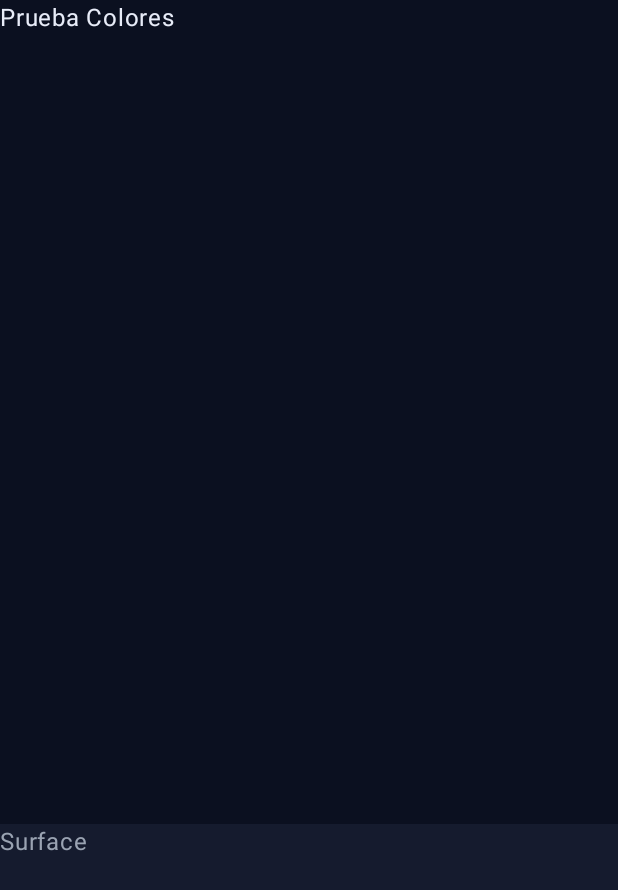
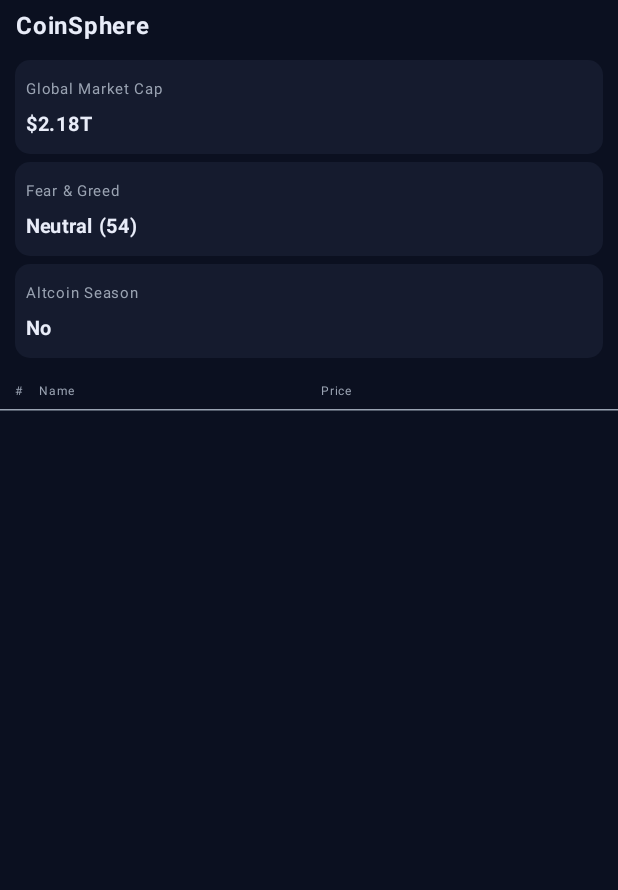
Before and after one commit to jaaaaaaaaasiel/CMorrisonCoinSphere, an Android app built with Jetpack Compose: the screen it shows after launch (MainActivity), on a phone screen of 412 x 824 dp. Shown: the top 890 px of the screen. Run offline under Robolectric (Android 15) with nearby library versions, the phone set to English and light mode, and no system bars.

Commit message:
Creación de TopCards

```diff
--- a/app/src/main/java/com/example/coinspheremorrison/MainActivity.kt
+++ b/app/src/main/java/com/example/coinspheremorrison/MainActivity.kt
@@ -6,19 +6,22 @@ import androidx.activity.compose.setContent
 import androidx.activity.enableEdgeToEdge
 import androidx.compose.foundation.background
 import androidx.compose.foundation.layout.Column
-import androidx.compose.foundation.layout.PaddingValues
-import androidx.compose.foundation.layout.Row
 import androidx.compose.foundation.layout.fillMaxSize
-import androidx.compose.foundation.layout.fillMaxWidth
+import androidx.compose.foundation.layout.padding
+import androidx.compose.material3.Divider
+import androidx.compose.material3.HorizontalDivider
 import androidx.compose.material3.Scaffold
 import androidx.compose.material3.Text
 import androidx.compose.runtime.Composable
 import androidx.compose.ui.Modifier
+import androidx.compose.ui.text.font.FontWeight
 import androidx.compose.ui.tooling.preview.Preview
 import androidx.compose.ui.unit.dp
+import androidx.compose.ui.unit.sp
+import com.example.coinspheremorrison.components.TableTitle
+import com.example.coinspheremorrison.components.TopCard
 import com.example.coinspheremorrison.ui.theme.Background
 import com.example.coinspheremorrison.ui.theme.CoinSphereMorrisonTheme
-import com.example.coinspheremorrison.ui.theme.Surface
 import com.example.coinspheremorrison.ui.theme.TextDim
 import com.example.coinspheremorrison.ui.theme.TextMain
 
@@ -29,7 +32,7 @@ class MainActivity : ComponentActivity() {
         setContent {
             CoinSphereMorrisonTheme {
                 Scaffold(modifier = Modifier.fillMaxSize()) { innerPadding ->
-                    Greeting(innerPadding)
+                    HomeScreen()
                 }
             }
         }
@@ -37,32 +40,35 @@ class MainActivity : ComponentActivity() {
 }
 
 @Composable
-fun Greeting(innerpadding: PaddingValues) {
-    Column (modifier = Modifier
+fun HomeScreen(){
+    Column(modifier = Modifier
+        .fillMaxSize()
         .background(Background)
-        .fillMaxSize()
     ) {
-        Text(
-            text = "Prueba Colores",
+        Text("CoinSphere",
             color = TextMain,
-            modifier  = Modifier.weight(2f)
+            fontWeight = FontWeight.Bold,
+            fontSize = 16.sp,
+            modifier = Modifier.padding(5.dp).padding(start = 5.dp))
+
+        TopCard("Global Market Cap", "$2.18T")
+        TopCard("Fear & Greed", "Neutral (54)")
+        TopCard("Altcoin Season", "No")
+
+        TableTitle()
+        HorizontalDivider(
+            thickness = 1.dp,
+            color = TextDim
         )
 
-        Row (modifier = Modifier
-            .background(Surface)
-            .fillMaxWidth()
-            .weight(1f)
-        ) {
-            Text("Surface", color = TextDim)
-        }
     }
+}
 
-}
 
 @Preview(showBackground = true)
 @Composable
 fun GreetingPreview() {
     CoinSphereMorrisonTheme {
-        Greeting(PaddingValues(1.dp))
+        HomeScreen()
     }
 }
--- /dev/null
+++ b/app/src/main/java/com/example/coinspheremorrison/components/TableTitle.kt
@@ -0,0 +1,34 @@
+package com.example.coinspheremorrison.components
+
+import androidx.compose.foundation.layout.Row
+import androidx.compose.foundation.layout.fillMaxWidth
+import androidx.compose.foundation.layout.padding
+import androidx.compose.material3.Text
+import androidx.compose.runtime.Composable
+import androidx.compose.ui.Modifier
+import androidx.compose.ui.unit.dp
+import androidx.compose.ui.unit.sp
+import com.example.coinspheremorrison.ui.theme.TextDim
+
+@Composable
+fun TableTitle(){
+    Row(modifier = Modifier
+        .padding(horizontal = 10.dp)
+        .padding(top = 10.dp)
+        .fillMaxWidth()
+    ) {
+        Text("#",
+            color = TextDim,
+            fontSize = 8.sp,
+            modifier = Modifier.weight(1f)
+        )
+        Text("Name",
+            color = TextDim,
+            fontSize = 8.sp,
+            modifier = Modifier.weight(12f))
+        Text("Price",
+            color = TextDim,
+            fontSize = 8.sp,
+            modifier = Modifier.weight(12f))
+    }
+}
--- /dev/null
+++ b/app/src/main/java/com/example/coinspheremorrison/components/TopCard.kt
@@ -0,0 +1,41 @@
+package com.example.coinspheremorrison.components
+
+import androidx.compose.foundation.background
+import androidx.compose.foundation.layout.Column
+import androidx.compose.foundation.layout.Row
+import androidx.compose.foundation.layout.fillMaxWidth
+import androidx.compose.foundation.layout.padding
+import androidx.compose.foundation.shape.RoundedCornerShape
+import androidx.compose.material3.Text
+import androidx.compose.runtime.Composable
+import androidx.compose.ui.Modifier
+import androidx.compose.ui.draw.clip
+import androidx.compose.ui.graphics.Color
+import androidx.compose.ui.text.font.FontWeight
+import androidx.compose.ui.unit.dp
+import androidx.compose.ui.unit.sp
+import com.example.coinspheremorrison.ui.theme.Surface
+import com.example.coinspheremorrison.ui.theme.TextDim
+import com.example.coinspheremorrison.ui.theme.TextMain
+
+@Composable
+fun TopCard(title: String, content: String){
+
+    Column(modifier = Modifier
+        .fillMaxWidth()
+        .padding(top = 5.dp)
+        .padding(horizontal = 10.dp)
+        .clip(RoundedCornerShape(10.dp))
+        .background(Surface)
+        .padding(7.dp)
+
+    ){
+        Text(text = title,
+            color = TextDim,
+            fontSize = 10.sp)
+        Text(text = content,
+            color = TextMain,
+            fontSize = 13.sp,
+            fontWeight = FontWeight.Bold)
+    }
+}
```
